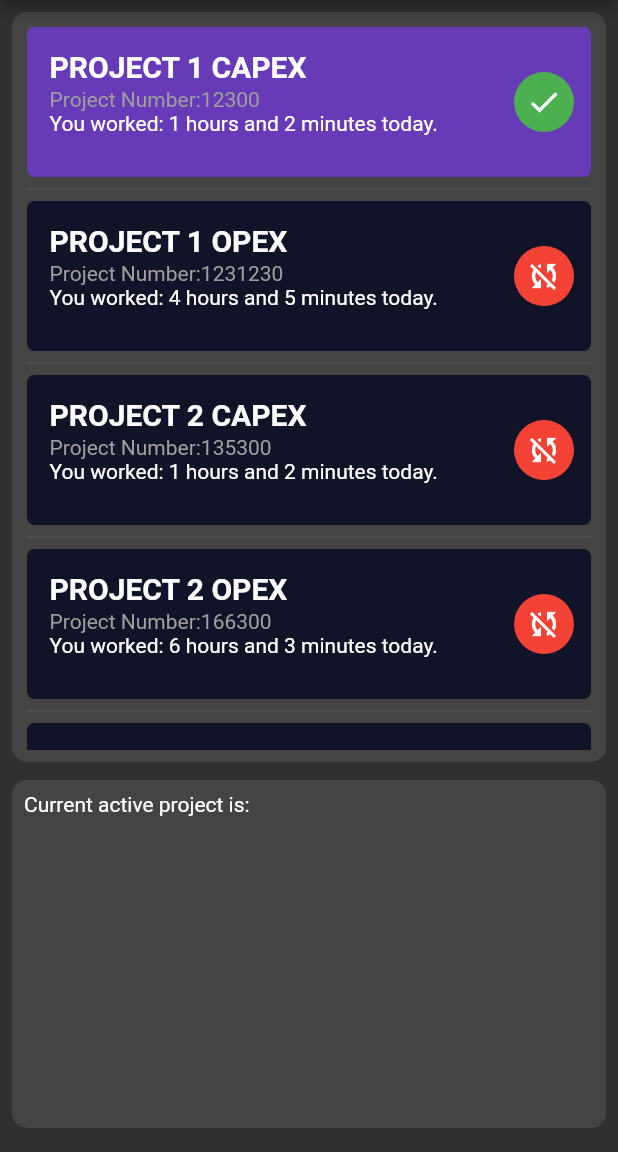
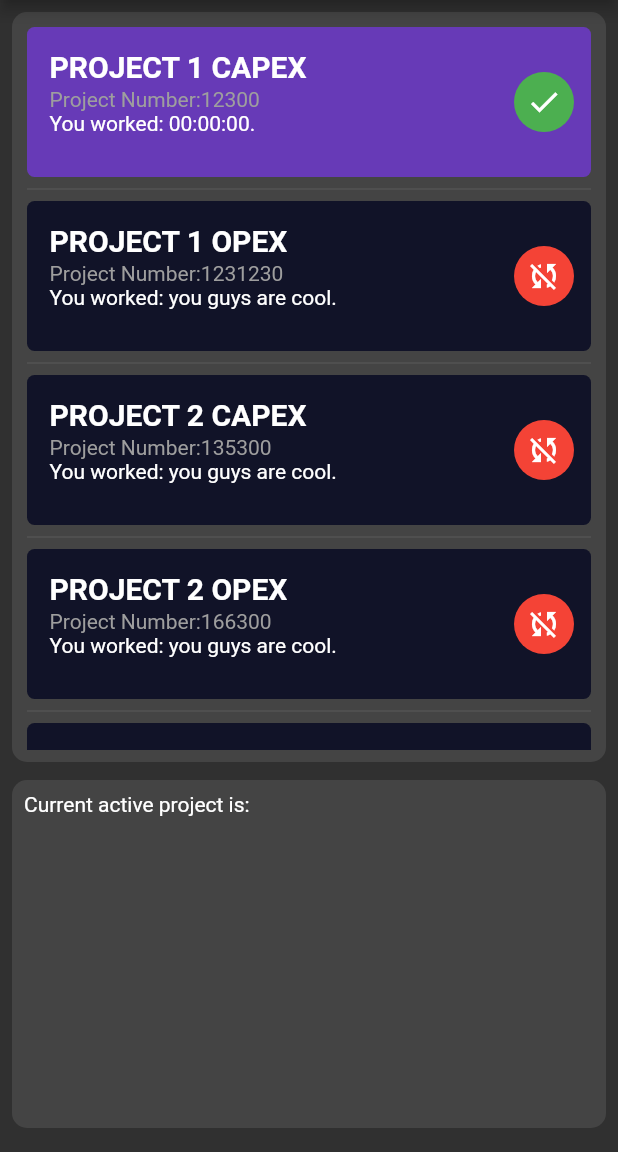
Before and after one commit to hairymanape/timerProject, a Flutter app: the screen it shows after launch, after a tap on "PROJECT 1 CAPEX", on a phone screen of 412 x 824 dp, the part 84-1236 px from its top. Run offline on Flutter 3.47's test engine with Material 2 defaults, Android fonts, the phone set to English and light mode, and no system bars.

```diff
--- a/lib/widgets/projectCard.dart
+++ b/lib/widgets/projectCard.dart
@@ -7,10 +7,9 @@ class ProjectCard extends StatelessWidget {
     @required this.cardColour,
     this.projectList,
     this.projectCode,
+    this.projectTime,
     @required this.iconColour,
     @required this.textColour,
-    this.projectHours,
-    this.projectMinutes,
     this.onPress,
   });
 
@@ -21,8 +20,7 @@ class ProjectCard extends StatelessWidget {
 
   final String projectList;
   final String projectCode;
-  final int projectHours;
-  final int projectMinutes;
+  final String projectTime;
 
   final Function onPress;
 
@@ -53,8 +51,7 @@ class ProjectCard extends StatelessWidget {
                     projectCode,
                     style: TextStyle(color: kInactiveTextColour),
                   ),
-                  Text(
-                      'You worked: $projectHours hours and $projectMinutes minutes today.')
+                  Text('You worked: $projectTime.')
                 ],
               ),
             ),
--- a/lib/widgets/projectListView.dart
+++ b/lib/widgets/projectListView.dart
@@ -1,79 +1,98 @@
+import 'dart:async';
+
 import 'package:flutter/material.dart';
 import 'package:timer/constants.dart';
 import 'projectCard.dart';
+import 'package:quiver/time.dart';
 
-class Project
-{
+class Project {
   String name;
   int code;
-    int hours;
-    int minutes;
+  int time;
 
-    Project(this.name, this.code, this.hours, this.minutes);
+  Project(this.name, this.code, this.time);
 }
 
-class ProjectListView extends StatefulWidget
-{
+class ProjectListView extends StatefulWidget {
   @override
-    _ProjectListViewState createState()
-    => _ProjectListViewState();
+  _ProjectListViewState createState() => _ProjectListViewState();
 }
 
-class _ProjectListViewState extends State<ProjectListView>
-{
-    /* I have left this for now as this is basically the same thought - maybe you could reimplement my changes with your own property! */
-    int _currentPosition;
+class _ProjectListViewState extends State<ProjectListView> {
   int _selectedIndex;
+
+  bool startIsPressed = true;
+  bool stopIsPressed = false;
+  bool resetIsPressed = false;
+  //TODO: configure a time that starts only for the specific projectCard selected and not the other ones
+  /* The following stuff is my stopWatch code*/
+  String stopTimeToDisplay = "00:00:00";
+
+  var swatch = Stopwatch();
+  final dur = const Duration(seconds: 1);
+
+  void startTimer() {
+    Timer(dur, keepRunning);
+  }
+
+  void keepRunning() {
+    if (swatch.isRunning) {
+      startTimer();
+    }
+    setState(() {
+      stopTimeToDisplay = swatch.elapsed.inHours.toString().padLeft(2, "0") +
+          ":" +
+          (swatch.elapsed.inMinutes % 60).toString().padLeft(2, "0") +
+          ":" +
+          (swatch.elapsed.inSeconds % 60).toString().padLeft(2, "0");
+    });
+  }
+
+  void startStopWatch() {
+    swatch.start();
+    startTimer();
+  }
+
+  void stopStopWatch() {
+    swatch.stop();
+  }
+
   final int itemCount = 1;
   final List projectList = [
-        Project('PROJECT 1 CAPEX', 12300, 1, 2),
-        Project('PROJECT 1 OPEX', 1231230, 4, 5),
-        Project('PROJECT 2 CAPEX', 135300, 1, 2),
-        Project('PROJECT 2 OPEX', 166300, 6, 3),
-        Project('PROJECT 3 CAPEX', 1890, 8, 10),
-        Project('PROJECT 4 OPEX', 12690, 6, 22),
+    Project('PROJECT 1 CAPEX', 12300, 1),
+    Project('PROJECT 1 OPEX', 1231230, 4),
+    Project('PROJECT 2 CAPEX', 135300, 1),
+    Project('PROJECT 2 OPEX', 166300, 1),
+    Project('PROJECT 3 CAPEX', 1890, 8),
+    Project('PROJECT 4 OPEX', 12690, 6),
   ];
+  Widget stopwatch() {
+    return Container();
+  }
 
   @override
-    Widget build(BuildContext context)
-    {
+  Widget build(BuildContext context) {
     return ListView.separated(
       padding: const EdgeInsets.all(2),
       itemCount: projectList.length,
-            itemBuilder: (BuildContext context, int index)
-            {
+      itemBuilder: (BuildContext context, int index) {
         return GestureDetector(
-                    onTap: ()
-                    {
-                        /* We dont need these conditionals anymore, as we can just set the selectedIndex to this index! */
-                        // if projectList.any item is selected then disable
-                        // if (projectList[index].isSelected == false) {
-                        setState(()
-                        {
+          onTap: () {
+            /* We set the selectedIndex to index from the itembuilder */
+            setState(() {
               /* Instead of us setting this one to selected (enabling more than one to be selected), lets just set one index to be selected */
               _selectedIndex = index;
-                            print(_selectedIndex);
-
-                            //_currentPosition = index;
-                            //print(_currentPosition);
-                            // projectList[index].isSelected = true;
-                            //print(projectList[index].isSelected);
-
+              if (_selectedIndex == index) {
+                startStopWatch();
+              } else if (_selectedIndex != index) {
+                stopStopWatch();
+              }
             });
             /* Dont need this else conditional anymore! */
-                        //}
-                        /*else if (projectList[index].isSelected == true) {
-                          setState(() {
-                          projectList[index].isSelected = false;
-                          print(projectList[index].isSelected);
-                          });
-                        }*/
           },
           child: ProjectCard(
             /* Lets select the icon based on the selectedIndex instead */
-                        icon: _selectedIndex == index
-                            ? Icons.check
-                            : Icons.sync_disabled,
+            icon: _selectedIndex == index ? Icons.check : Icons.sync_disabled,
             /* Lets select the color based on the selectedIndex instead */
             cardColour: _selectedIndex == index
                 ? kActiveCardColour
@@ -84,13 +103,13 @@ class _ProjectListViewState extends State<ProjectListView>
                 _selectedIndex == index ? Colors.green : Colors.red,
             projectList: projectList[index].name,
             projectCode: 'Project Number:' + projectList[index].code.toString(),
-                        projectHours: projectList[index].hours,
-                        projectMinutes: projectList[index].minutes,
+            projectTime: _selectedIndex == index
+                ? stopTimeToDisplay
+                : 'you guys are cool',
           ),
         );
       },
-            separatorBuilder: (BuildContext context, int index)
-            => const Divider(),
+      separatorBuilder: (BuildContext context, int index) => const Divider(),
     );
   }
 }
```
Lines whose indentation alone changed are shown as unchanged.
